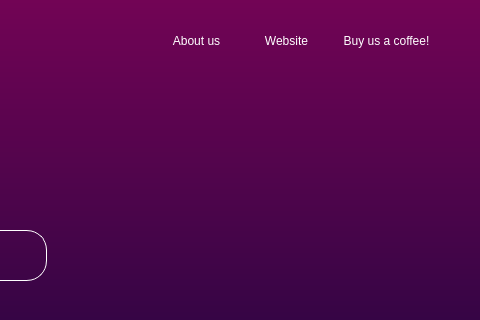
Old version of the form New_Assets/untitled.ui in the repository CodeALPHA007/Shunya; both pictures show x 554 to 1034 and y 0 to 320 of the 1034 by 519 pixel window.
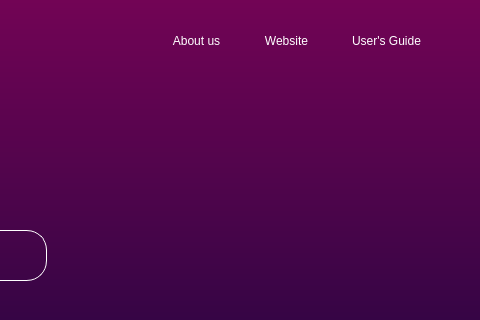
New version of the form.

What changed in the file:
```diff
--- a/New_Assets/untitled.ui
+++ b/New_Assets/untitled.ui
@@ -196,7 +196,7 @@
 font: 12pt &quot;Modern&quot;;</string>
     </property>
     <property name="text">
-     <string>Buy us a coffee!</string>
+     <string>User's Guide</string>
     </property>
    </widget>
    <widget class="QPushButton" name="fb_btn">
```
Left out of the diff: 9 changed lines with no effect on the pictures.
